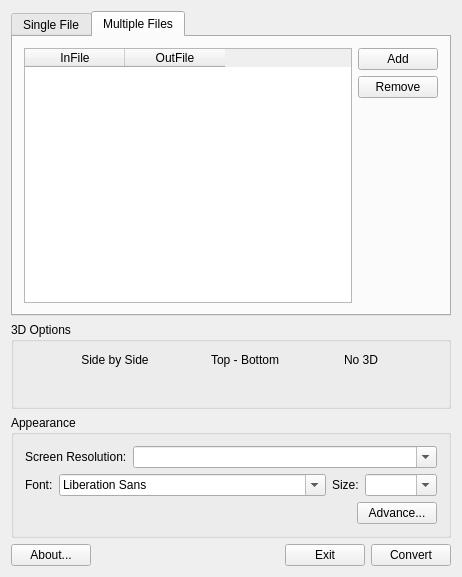
tuxamito/sub3dtool-gui, file src/sub3dtoolgui.ui: the form before one commit.
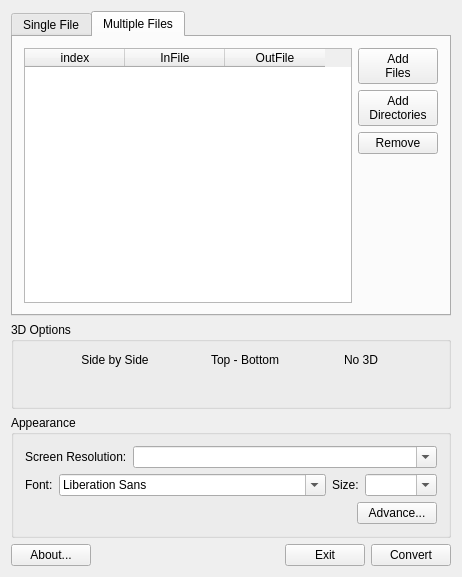
The form after the commit. The open tabs and pages were chosen to show the change. Icons and pictures are not drawn.

Commit message: working on multiple files... (mostly a sync right now)

```diff
--- a/src/sub3dtoolgui.ui
+++ b/src/sub3dtoolgui.ui
@@ -110,6 +110,11 @@
            <verstretch>0</verstretch>
           </sizepolicy>
          </property>
+         <column>
+          <property name="text">
+           <string>index</string>
+          </property>
+         </column>
          <column>
           <property name="text">
            <string>InFile</string>
@@ -127,7 +132,16 @@
          <item>
           <widget class="QPushButton" name="buttonAddMultipleFiles">
            <property name="text">
-            <string>Add</string>
+            <string>Add
+Files</string>
+           </property>
+          </widget>
+         </item>
+         <item>
+          <widget class="QPushButton" name="buttonAddMultipleDir">
+           <property name="text">
+            <string>Add
+Directories</string>
            </property>
           </widget>
          </item>
```
Left out of the diff: 21 changed lines with no effect on the pictures. The commit also changes 3 other files.
